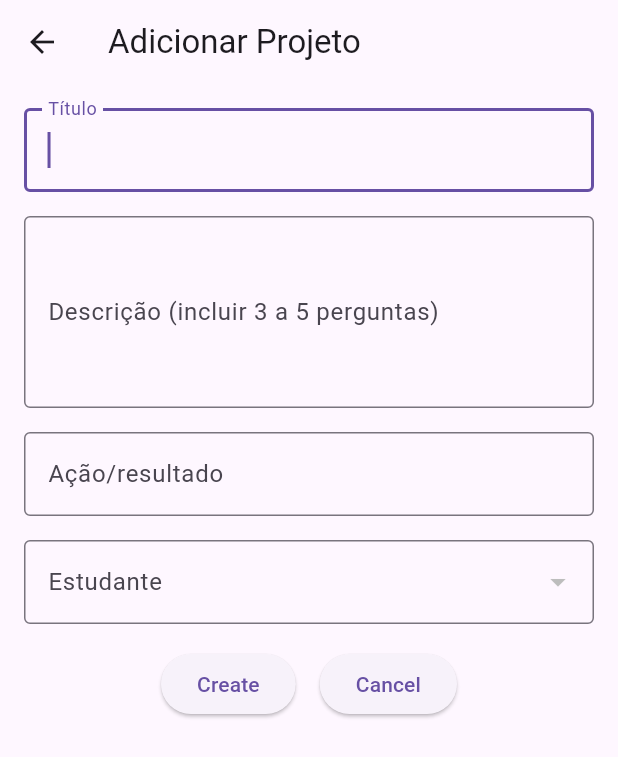
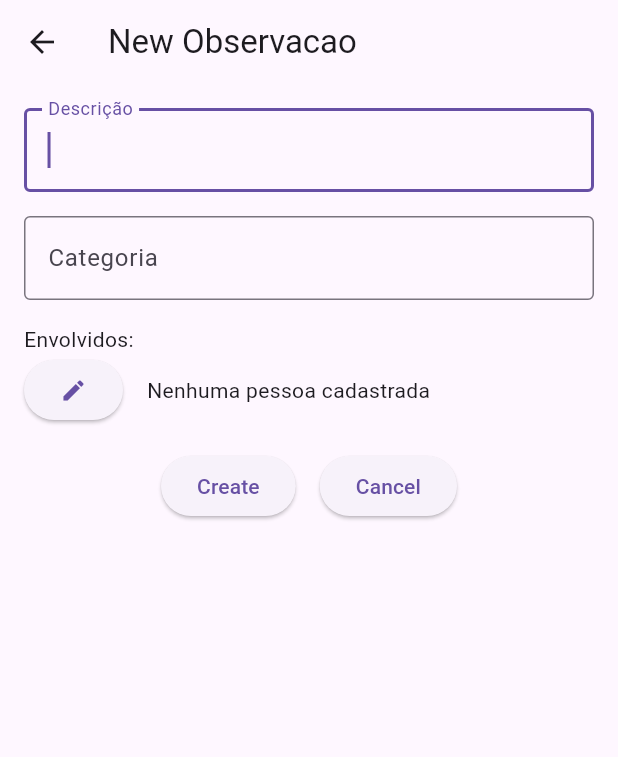
Before and after one commit to rodrigorgs/viveira, a Flutter app: the screen it shows after launch, after a tap on the "add" icon, on a phone screen of 412 x 824 dp. Shown: the top 757 px of the screen. Run offline on Flutter 3.47's test engine with Material 3 defaults, Android fonts, the phone set to English and light mode, and no system bars; our stand-ins replace cloud_firestore, firebase_core, flutter_riverpod, freezed_annotation, riverpod_annotation; accounts and stored records are empty; generated files the repository leaves out were written again.

Commit message:
Implementa observações

```diff
--- a/lib/main.dart
+++ b/lib/main.dart
@@ -1,8 +1,7 @@
 import 'package:flutter/material.dart';
 import 'package:flutter_riverpod/flutter_riverpod.dart';
 import 'package:firebase_core/firebase_core.dart';
-import 'package:viveira/pessoa/pessoa_list_page.dart';
-import 'package:viveira/projeto/projeto_list_page.dart';
+import 'package:viveira/observacao/observacao_list_page.dart';
 import 'firebase_options.dart';
 
 void main() async {
@@ -13,7 +12,7 @@ void main() async {
   runApp(
     const ProviderScope(
       child: MaterialApp(
-        home: ProjetoListPage(),
+        home: ObservacaoListPage(),
       ),
     ),
   );
--- /dev/null
+++ b/lib/observacao/observacao.dart
@@ -0,0 +1,35 @@
+import 'package:cloud_firestore/cloud_firestore.dart';
+import 'package:freezed_annotation/freezed_annotation.dart';
+
+part 'observacao.freezed.dart';
+part 'observacao.g.dart';
+
+@freezed
+class Observacao with _$Observacao {
+  const factory Observacao({
+    String? id,
+    required String descricao,
+    required String categoria,
+    required Map<String, bool> envolvidosId, // pessoa
+    required DateTime timestamp,
+    required String autorId, // pessoa
+    String? anexo,
+  }) = _Observacao;
+
+  factory Observacao.empty() => Observacao(
+        id: null,
+        descricao: '',
+        categoria: '',
+        envolvidosId: {},
+        timestamp: DateTime.now(),
+        autorId: '',
+      );
+
+  factory Observacao.fromJson(Map<String, dynamic> json) =>
+      _$ObservacaoFromJson(json);
+
+  factory Observacao.fromDocument(DocumentSnapshot doc) {
+    final data = doc.data() as Map<String, dynamic>;
+    return Observacao.fromJson(data).copyWith(id: doc.id);
+  }
+}
--- /dev/null
+++ b/lib/observacao/observacao_edit_controller.dart
@@ -0,0 +1,37 @@
+import 'package:riverpod_annotation/riverpod_annotation.dart';
+import 'package:viveira/observacao/observacao.dart';
+import 'package:viveira/observacao/observacao_repository.dart';
+
+part 'observacao_edit_controller.g.dart';
+
+@riverpod
+class ObservacaoEditController extends _$ObservacaoEditController {
+  @override
+  Future<Observacao> build(String? observacaoId) async {
+    if (observacaoId == null) {
+      return Future.value(Observacao.empty());
+    } else {
+      final observacao = await ref.read(observacaoRepositoryProvider).findById(observacaoId);
+      if (observacao == null) {
+        throw Exception('Observacao not found');
+      }
+      return observacao;
+    }
+  }
+
+  Future<void> updateState(Observacao observacao) async {
+    state = AsyncValue.data(observacao);
+  }
+
+  Future<void> save() async {
+    Observacao observacao = state.value!;
+    final observacaoRepository = ref.read(observacaoRepositoryProvider);
+    state = const AsyncValue.loading();
+    if (observacao.id == null) {
+      observacao = await observacaoRepository.insert(observacao);
+    } else {
+      await observacaoRepository.update(observacao.id!, observacao);
+    }
+    state = await AsyncValue.guard(() => Future.value(observacao));
+  }
+}
--- /dev/null
+++ b/lib/observacao/observacao_edit_page.dart
@@ -0,0 +1,214 @@
+import 'package:flutter/material.dart';
+import 'package:flutter_riverpod/flutter_riverpod.dart';
+import 'package:viveira/observacao/observacao.dart';
+import 'package:viveira/observacao/observacao_edit_controller.dart';
+import 'package:viveira/pessoa/pessoa_list_controller.dart';
+import 'package:viveira/pessoa/pessoa_select_page.dart';
+
+class ObservacaoEditPage extends ConsumerStatefulWidget {
+  final String? observacaoId;
+  const ObservacaoEditPage({super.key, required this.observacaoId});
+
+  @override
+  ConsumerState<ConsumerStatefulWidget> createState() =>
+      _ObservacaoEditPageState();
+}
+
+class _ObservacaoEditPageState extends ConsumerState<ObservacaoEditPage> {
+  get isNewObservacao => widget.observacaoId == null;
+  Observacao? observacao;
+  late final TextEditingController _descricaoController;
+  late final TextEditingController _categoriaController;
+  late final TextEditingController _timestampController;
+  final GlobalKey<FormState> _formKey = GlobalKey<FormState>();
+
+  @override
+  void initState() {
+    super.initState();
+    _descricaoController = TextEditingController();
+    _categoriaController = TextEditingController();
+    _timestampController = TextEditingController();
+  }
+
+  @override
+  void dispose() {
+    _descricaoController.dispose();
+    _categoriaController.dispose();
+    _timestampController.dispose();
+    super.dispose();
+  }
+
+  @override
+  Widget build(BuildContext context) {
+    final observacaoAsync =
+        ref.watch(observacaoEditControllerProvider(widget.observacaoId));
+
+    if (observacao == null && observacaoAsync.hasValue) {
+      observacao = observacaoAsync.value!.copyWith();
+      _descricaoController.text = observacao!.descricao;
+      _categoriaController.text = observacao!.categoria;
+      _timestampController.text = observacao!.timestamp.toString();
+    }
+
+    return Scaffold(
+      appBar: AppBar(
+        title: Text('${isNewObservacao ? "New" : "Edit"} Observacao'),
+      ),
+      body: Padding(
+        padding: const EdgeInsets.all(16.0),
+        child: observacaoAsync.when(
+          data: (originalObservacao) => _buildForm(context),
+          error: (error, stackTrace) => Text('Error: $error'),
+          loading: () => const Center(child: CircularProgressIndicator()),
+        ),
+      ),
+    );
+  }
+
+  Widget _buildForm(BuildContext context) {
+    return Form(
+      key: _formKey,
+      child: SingleChildScrollView(
+        child: Column(
+          crossAxisAlignment: CrossAxisAlignment.start,
+          children: [
+            TextFormField(
+              autofocus: true,
+              controller: _descricaoController,
+              decoration: const InputDecoration(
+                labelText: 'Descrição',
+                border: OutlineInputBorder(),
+              ),
+              onChanged: (value) {
+                observacao = observacao!.copyWith(descricao: value);
+              },
+              validator: (value) {
+                if (value == null || value.isEmpty) {
+                  return 'Campo obrigatório';
+                }
+                return null;
+              },
+            ),
+            const SizedBox(height: 16),
+            TextFormField(
+              controller: _categoriaController,
+              decoration: const InputDecoration(
+                labelText: 'Categoria',
+                border: OutlineInputBorder(),
+              ),
+              onChanged: (value) {
+                observacao = observacao!.copyWith(categoria: value);
+              },
+              validator: (value) {
+                if (value == null || value.isEmpty) {
+                  return 'Campo obrigatório';
+                }
+                return null;
+              },
+            ),
+            const SizedBox(height: 16),
+            _buildParticipantes(context),
+            const SizedBox(height: 16),
+            _buildButtonBar(ref, context),
+          ],
+        ),
+      ),
+    );
+  }
+
+  Row _buildButtonBar(WidgetRef ref, BuildContext context) {
+    return Row(
+      mainAxisAlignment: MainAxisAlignment.center,
+      children: [
+        ElevatedButton(
+          onPressed: _save,
+          child: Text(isNewObservacao ? 'Create' : 'Save'),
+        ),
+        const SizedBox(width: 16),
+        ElevatedButton(
+            onPressed: () {
+              Navigator.of(context).pop(false);
+            },
+            child: const Text('Cancel')),
+      ],
+    );
+  }
+
+  void _save() async {
+    if (!_formKey.currentState!.validate()) {
+      return;
+    }
+    final notifier = ref
+        .read(observacaoEditControllerProvider(widget.observacaoId).notifier);
+    await notifier.updateState(observacao!);
+    await notifier.save();
+    if (mounted) {
+      Navigator.of(context).pop(true);
+    }
+  }
+
+  _buildParticipantes(BuildContext context) {
+    return Column(
+      mainAxisSize: MainAxisSize.min,
+      crossAxisAlignment: CrossAxisAlignment.start,
+      children: [
+        const Text('Envolvidos:'),
+        Row(
+          mainAxisSize: MainAxisSize.max,
+          children: [
+            ElevatedButton.icon(
+              onPressed: () {
+                Navigator.of(context).push(
+                  MaterialPageRoute(
+                    builder: (context) => PessoaSelectPage(
+                        selectedPessoaIds:
+                            observacao!.envolvidosId.keys.toSet(),
+                        onChangeSelection: (value) {
+                          setState(() {
+                            final newEnvolvidos = Map.fromEntries(
+                                value.map((id) => MapEntry(id, true)));
+                            observacao = observacao!
+                                .copyWith(envolvidosId: newEnvolvidos);
+                          });
+                        }),
+                  ),
+                );
+              },
+              label: const Icon(Icons.edit),
+            ),
+            const SizedBox(width: 16),
+            Consumer(
+              builder: (context, ref, child) {
+                final pessoasAsync = ref.watch(pessoaListControllerProvider);
+                return pessoasAsync.when(
+                  data: (pessoas) {
+                    if (pessoas.isEmpty) {
+                      return const Text('Nenhuma pessoa cadastrada');
+                    } else {
+                      final selectedPessoas = pessoas
+                          .where((pessoa) => observacao!.envolvidosId
+                              .containsKey(pessoa.id ?? ''))
+                          .toList();
+                      return Wrap(
+                        spacing: 8,
+                        children: selectedPessoas
+                            .map(
+                              (pessoa) => Chip(
+                                label: Text(pessoa.nome),
+                              ),
+                            )
+                            .toList(),
+                      );
+                    }
+                  },
+                  error: (error, stackTrace) => Text('Error: $error'),
+                  loading: () => const CircularProgressIndicator(),
+                );
+              },
+            ),
+          ],
+        ),
+      ],
+    );
+  }
+}
--- /dev/null
+++ b/lib/observacao/observacao_list_controller.dart
@@ -0,0 +1,25 @@
+import 'package:riverpod_annotation/riverpod_annotation.dart';
+import 'package:viveira/observacao/observacao.dart';
+import 'package:viveira/observacao/observacao_repository.dart';
+
+part 'observacao_list_controller.g.dart';
+
+@riverpod
+class ObservacaoListController extends _$ObservacaoListController {
+  @override
+  Future<List<Observacao>> build() async {
+    return ref.read(observacaoRepositoryProvider).find();
+  }
+
+  Future<void> find() async {
+    state = const AsyncValue.loading();
+    state = await AsyncValue.guard(ref.read(observacaoRepositoryProvider).find);
+  }
+
+  Future<void> delete(Observacao observacao) async {
+    final observacaoRepository = ref.read(observacaoRepositoryProvider);
+    state = const AsyncValue.loading();
+    await observacaoRepository.delete(observacao.id!);
+    state = await AsyncValue.guard(observacaoRepository.find);
+  }
+}
--- /dev/null
+++ b/lib/observacao/observacao_list_page.dart
@@ -0,0 +1,114 @@
+import 'package:flutter/material.dart';
+import 'package:flutter_riverpod/flutter_riverpod.dart';
+import 'package:viveira/observacao/observacao_edit_page.dart';
+import 'package:viveira/observacao/observacao_list_controller.dart';
+import 'package:viveira/observacao/observacao.dart';
+
+class ObservacaoListPage extends ConsumerWidget {
+  const ObservacaoListPage({super.key});
+
+  void _onUpdate(WidgetRef ref) {
+    ref.read(observacaoListControllerProvider.notifier).find();
+  }
+
+  @override
+  Widget build(BuildContext context, WidgetRef ref) {
+    final observacaoList = ref.watch(observacaoListControllerProvider);
+    return Scaffold(
+      appBar: AppBar(
+        title: const Text('Observações'),
+      ),
+      floatingActionButton: FloatingActionButton(
+        onPressed: () async {
+          final saved = await Navigator.of(context).push(
+            MaterialPageRoute(
+              builder: (context) => const ObservacaoEditPage(
+                observacaoId: null,
+              ),
+            ),
+          );
+          if (saved == true) {
+            _onUpdate(ref);
+          }
+        },
+        child: const Icon(Icons.add),
+      ),
+      body: Center(
+        child: observacaoList.when(
+          data: (list) => _buildObservacaoList(ref, list),
+          error: _buildError,
+          loading: () => const CircularProgressIndicator(),
+        ),
+      ),
+    );
+  }
+
+  Widget? _buildError(error, stackTrace) => Center(
+        child: Column(
+          children: [
+            Text('Error: $error'),
+            Text('Stack trace: $stackTrace'),
+          ],
+        ),
+      );
+
+  Widget? _buildObservacaoList(WidgetRef ref, List<Observacao> list) {
+    if (list.isEmpty) {
+      return const Center(
+        child: Text('Nenhuma observação cadastrada'),
+      );
+    } else {
+      return ListView.builder(
+        itemCount: list.length,
+        itemBuilder: (context, index) {
+          Observacao observacao = list[index];
+          return ListTile(
+            title: Text(observacao.descricao),
+            subtitle: Text(observacao.autorId),
+            trailing: IconButton(
+              icon: const Icon(Icons.delete),
+              onPressed: () {
+                // create dialog
+                showDialog(
+                  context: context,
+                  builder: (context) => AlertDialog(
+                    title: const Text('Delete Observacao'),
+                    content: const Text('Are you sure?'),
+                    actions: [
+                      TextButton(
+                        onPressed: () {
+                          Navigator.of(context).pop();
+                        },
+                        child: const Text('Cancel'),
+                      ),
+                      TextButton(
+                        onPressed: () {
+                          Navigator.of(context).pop();
+                          ref
+                              .read(observacaoListControllerProvider.notifier)
+                              .delete(observacao);
+                        },
+                        child: const Text('Delete'),
+                      ),
+                    ],
+                  ),
+                );
+              },
+            ),
+            onTap: () async {
+              final saved = await Navigator.of(context).push(
+                MaterialPageRoute(
+                  builder: (context) =>
+                      ObservacaoEditPage(observacaoId: observacao.id),
+                ),
+              );
+              if (saved == true) {
+                _onUpdate(ref);
+              }
+            },
+          );
+        },
+      );
+    }
+  }
+}
--- /dev/null
+++ b/lib/observacao/observacao_repository.dart
@@ -0,0 +1,51 @@
+import 'package:cloud_firestore/cloud_firestore.dart';
+import 'package:riverpod_annotation/riverpod_annotation.dart';
+import 'package:flutter_riverpod/flutter_riverpod.dart';
+import 'package:viveira/firestore_provider.dart';
+import 'package:viveira/observacao/observacao.dart';
+
+part 'observacao_repository.g.dart';
+
+class ObservacaoRepository {
+  final FirebaseFirestore _firestore;
+
+  ObservacaoRepository(this._firestore);
+
+  Future<Observacao?> findById(String id) async {
+    final snapshot = await _firestore.collection('observacoes').doc(id).get();
+    if (!snapshot.exists) {
+      return null;
+    }
+    return Observacao.fromDocument(snapshot);
+  }
+
+  Future<List<Observacao>> find() async {
+    final snapshot = await _firestore.collection('observacoes').get();
+    return snapshot.docs.map((doc) => Observacao.fromDocument(doc)).toList();
+  }
+
+  Future<Observacao> insert(Observacao observacao) async {
+    final observacaoData = observacao.toJson()..remove('id');
+    final docRef =
+        await _firestore.collection('observacoes').add(observacaoData);
+    return observacao.copyWith(id: docRef.id);
+  }
+
+  Future<void> update(String id, Observacao observacao) async {
+    final observacaoData = observacao.toJson()..remove('id');
+    await _firestore
+        .collection('observacoes')
+        .doc(observacao.id)
+        .update(observacaoData);
+  }
+
+  Future<void> delete(String id) async {
+    await _firestore.collection('observacoes').doc(id).delete();
+  }
+}
+
+@riverpod
+ObservacaoRepository observacaoRepository(Ref ref) {
+  final firestore = ref.watch(firebaseFirestoreProvider);
+  return ObservacaoRepository(firestore);
+}
```
Also changed, not shown: lib/pessoa/pessoa_select_page.dart (added, +95 -0 lines).
